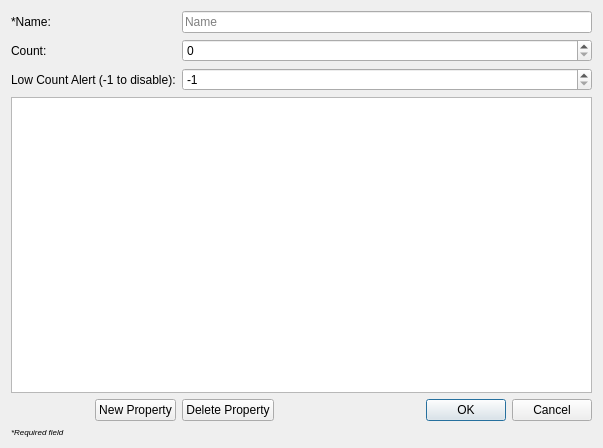
The window that itemeditor.ui (Stephen-Hamilton-C/MVCS-Office-Manager) describes before a commit, drawn with Qt 5.
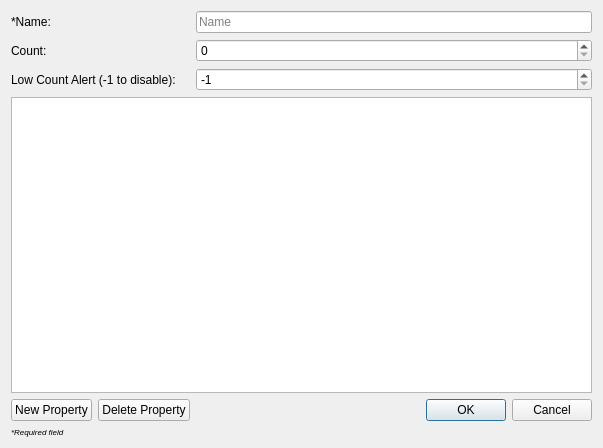
The same window after the commit.

Commit message: Added tab order

```diff
--- a/itemeditor.ui
+++ b/itemeditor.ui
@@ -22,37 +22,11 @@
      <property name="text">
       <string>Low Count Alert (-1 to disable):</string>
      </property>
-    </widget>
-   </item>
-   <item row="4" column="2">
-    <widget class="QPushButton" name="deleteProperty">
-     <property name="sizePolicy">
-      <sizepolicy hsizetype="Preferred" vsizetype="Fixed">
-       <horstretch>0</horstretch>
-       <verstretch>0</verstretch>
-      </sizepolicy>
+     <property name="buddy">
+      <cstring>lowCountBox</cstring>
      </property>
-     <property name="text">
-      <string>Delete Property</string>
-     </property>
     </widget>
    </item>
-   <item row="4" column="0">
-    <spacer name="horizontalSpacer_2">
-     <property name="orientation">
-      <enum>Qt::Horizontal</enum>
-     </property>
-     <property name="sizeType">
-      <enum>QSizePolicy::Minimum</enum>
-     </property>
-     <property name="sizeHint" stdset="0">
-      <size>
-       <width>40</width>
-       <height>20</height>
-      </size>
-     </property>
-    </spacer>
-   </item>
    <item row="4" column="4">
     <widget class="QDialogButtonBox" name="buttonBox">
      <property name="orientation">
@@ -97,19 +71,6 @@
      </property>
     </widget>
    </item>
-   <item row="4" column="1">
-    <widget class="QPushButton" name="createProperty">
-     <property name="sizePolicy">
-      <sizepolicy hsizetype="Preferred" vsizetype="Fixed">
-       <horstretch>0</horstretch>
-       <verstretch>0</verstretch>
-      </sizepolicy>
-     </property>
-     <property name="text">
-      <string>New Property</string>
-     </property>
-    </widget>
-   </item>
    <item row="5" column="0" colspan="5">
     <widget class="QLabel" name="label">
      <property name="font">
@@ -123,6 +84,32 @@
      </property>
     </widget>
    </item>
+   <item row="4" column="0">
+    <widget class="QPushButton" name="createProperty">
+     <property name="sizePolicy">
+      <sizepolicy hsizetype="Preferred" vsizetype="Fixed">
+       <horstretch>0</horstretch>
+       <verstretch>0</verstretch>
+      </sizepolicy>
+     </property>
+     <property name="text">
+      <string>New Property</string>
+     </property>
+    </widget>
+   </item>
+   <item row="4" column="1">
+    <widget class="QPushButton" name="deleteProperty">
+     <property name="sizePolicy">
+      <sizepolicy hsizetype="Preferred" vsizetype="Fixed">
+       <horstretch>0</horstretch>
+       <verstretch>0</verstretch>
+      </sizepolicy>
+     </property>
+     <property name="text">
+      <string>Delete Property</string>
+     </property>
+    </widget>
+   </item>
   </layout>
  </widget>
  <resources/>
```
Left out of the diff: 20 changed lines with no effect on the pictures. The commit also changes 2 other files.
